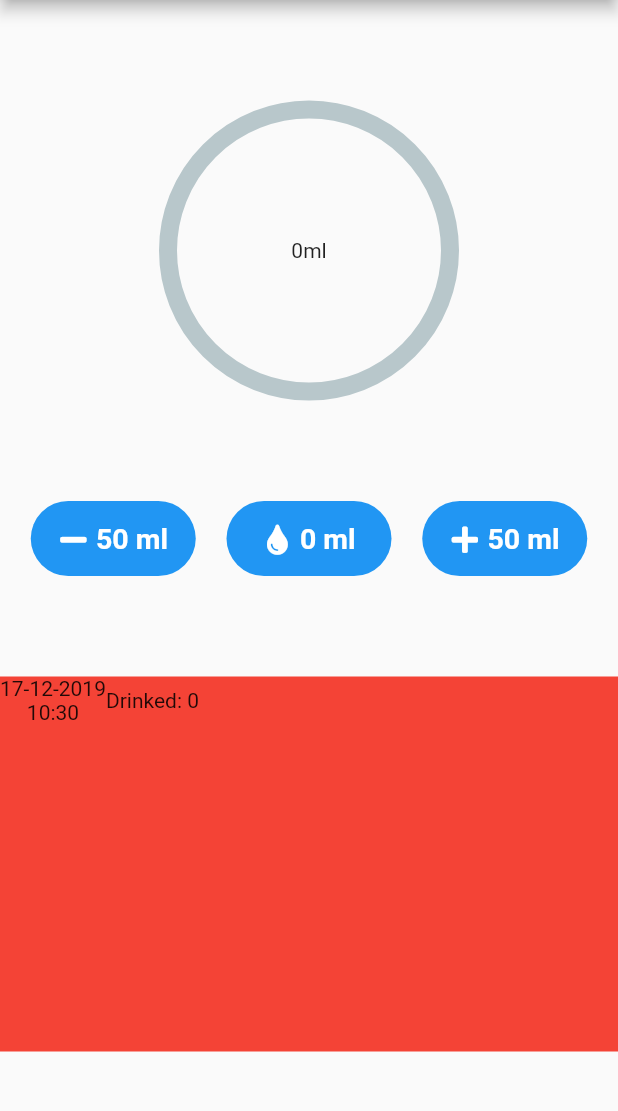
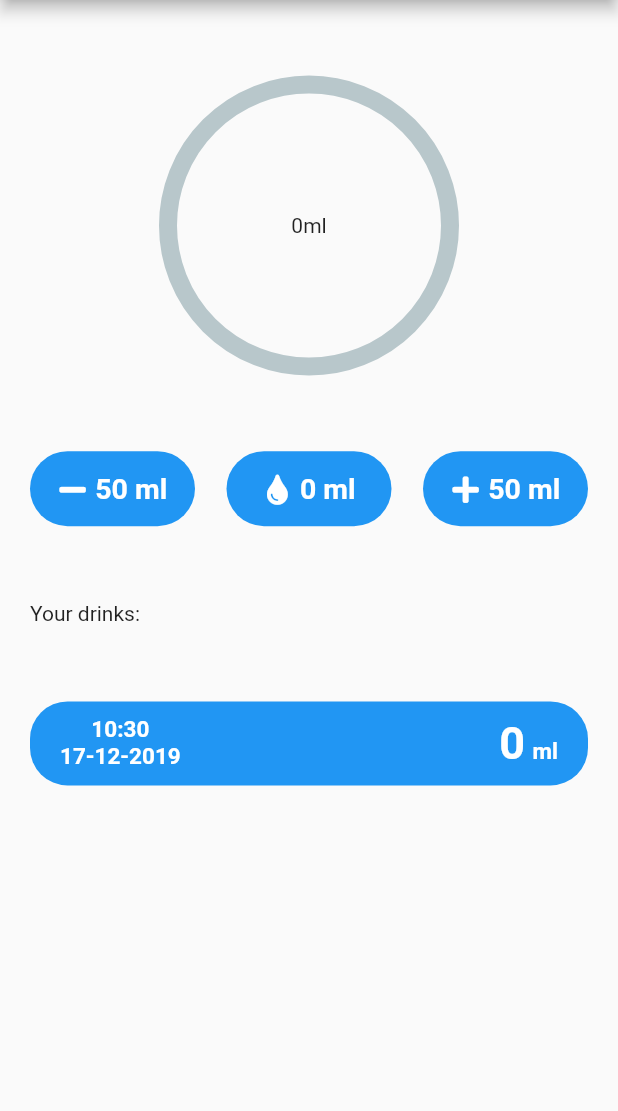
Before and after one commit to wojtek717/drink-keeper, a Flutter app: the screen it shows after launch, after a tap on "0 ml", on a phone screen of 412 x 824 dp, the part 84-1195 px from its top. Run offline on Flutter 3.47's test engine with Material 2 defaults, Android fonts, the phone set to English and light mode, and no system bars; drawn by our look-alikes of percent_indicator; our stand-ins replace font_awesome_flutter.

Commit message:
Better drinks log

```diff
--- a/lib/DrinkEvent.dart
+++ b/lib/DrinkEvent.dart
@@ -1,4 +1,5 @@
 import 'package:flutter/material.dart';
+import 'constants.dart';
 
 class DrinkEvent extends StatelessWidget {
   DrinkEvent(
@@ -19,19 +20,47 @@ class DrinkEvent extends StatelessWidget {
   @override
   Widget build(BuildContext context) {
     return Container(
+      padding:
+          EdgeInsets.only(left: 20.0, right: 20.0, top: 10.0, bottom: 10.0),
+      margin: EdgeInsets.only(bottom: 10.0),
+      decoration: BoxDecoration(
+        color: Colors.blue,
+        borderRadius: BorderRadius.all(Radius.circular(25.0)),
+      ),
       child: Row(
+        mainAxisAlignment: MainAxisAlignment.spaceBetween,
         children: <Widget>[
           Column(
             children: <Widget>[
-              Text(day.toString() +
-                  '-' +
-                  month.toString() +
-                  '-' +
-                  year.toString()),
-              Text(hour.toString() + ':' + minutes.toString()),
+              Text(
+                hour.toString() + ':' + minutes.toString(),
+                style: kDrinkEventTextStyle,
+              ),
+              Text(
+                day.toString() + '-' + month.toString() + '-' + year.toString(),
+                style: kDrinkEventTextStyle,
+              ),
             ],
           ),
-          Text('Drinked: ' + drinkWaterAmount.toString()),
+          Container(
+            child: Row(
+              textBaseline: TextBaseline.alphabetic,
+              crossAxisAlignment: CrossAxisAlignment.baseline,
+              children: <Widget>[
+                Text(
+                  drinkWaterAmount.toString(),
+                  style: kDrinkEventBigTextStyle,
+                ),
+                SizedBox(
+                  width: 5.0,
+                ),
+                Text(
+                  'ml',
+                  style: kDrinkEventTextStyle,
+                ),
+              ],
+            ),
+          )
         ],
       ),
     );
--- a/lib/constants.dart
+++ b/lib/constants.dart
@@ -8,3 +8,15 @@ const kCircularIconButtonTextStyle = TextStyle(
     color: Colors.white,
     fontWeight: FontWeight.bold
 );
+
+const kDrinkEventTextStyle = TextStyle(
+    fontSize: 15.0,
+    color: Colors.white,
+    fontWeight: FontWeight.bold
+);
+
+const kDrinkEventBigTextStyle = TextStyle(
+    fontSize: 30.0,
+    color: Colors.white,
+    fontWeight: FontWeight.bold
+);
--- a/lib/water_screen.dart
+++ b/lib/water_screen.dart
@@ -33,9 +33,11 @@ class _WaterScreenState extends State<WaterScreen> {
         appBar: AppBar(
           title: Text('Drink Keeper'),
         ),
-        body: Column(
+        body: Padding(
+          padding: const EdgeInsets.only(left: 20.0, right: 20.0),
+          child: Column(
             mainAxisAlignment: MainAxisAlignment.spaceEvenly,
-          //crossAxisAlignment: CrossAxisAlignment.stretch,
+            crossAxisAlignment: CrossAxisAlignment.stretch,
             children: <Widget>[
               Center(
                 child: CircularPercentIndicator(
@@ -47,7 +49,7 @@ class _WaterScreenState extends State<WaterScreen> {
                 ),
               ),
               Row(
-              mainAxisAlignment: MainAxisAlignment.spaceEvenly,
+                mainAxisAlignment: MainAxisAlignment.spaceBetween,
                 children: <Widget>[
                   CircularIconButton(
                     text: '50 ml',
@@ -64,7 +66,9 @@ class _WaterScreenState extends State<WaterScreen> {
                     onTap: () {
                       setState(() {
                         waterAmount += drinkWaterAmount;
-                      drinks.insert(0, DrinkEvent(
+                        drinks.insert(
+                            0,
+                            DrinkEvent(
                                 day: DateTime.now().day,
                                 month: DateTime.now().month,
                                 year: DateTime.now().year,
@@ -88,22 +92,21 @@ class _WaterScreenState extends State<WaterScreen> {
                   ),
                 ],
               ),
+              Text('Your drinks:'),
               Container(
-              color: Colors.red,
                 height: 250.0,
                 child: ListView.builder(
-                reverse: false,
+//                    separatorBuilder: (context, index) => Divider(
+//                          color: Colors.black,
+//                        ),
                     scrollDirection: Axis.vertical,
                     itemCount: drinks.length,
                     itemBuilder: (BuildContext ctxt, int index) {
                       return (drinks[index]);
-                  }
+                    }),
               ),
+            ],
           ),
-//          Row(
-//            children: tDrinks,
-//          ),
-          ],
         ),
       ),
     );
```
Lines whose indentation alone changed are shown as unchanged.
